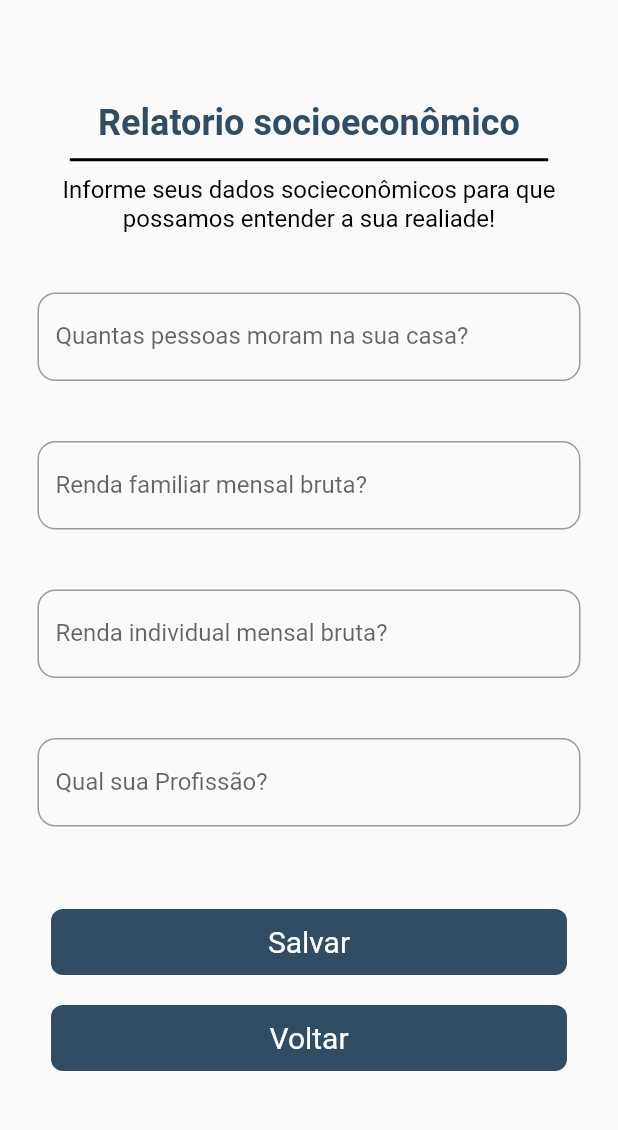
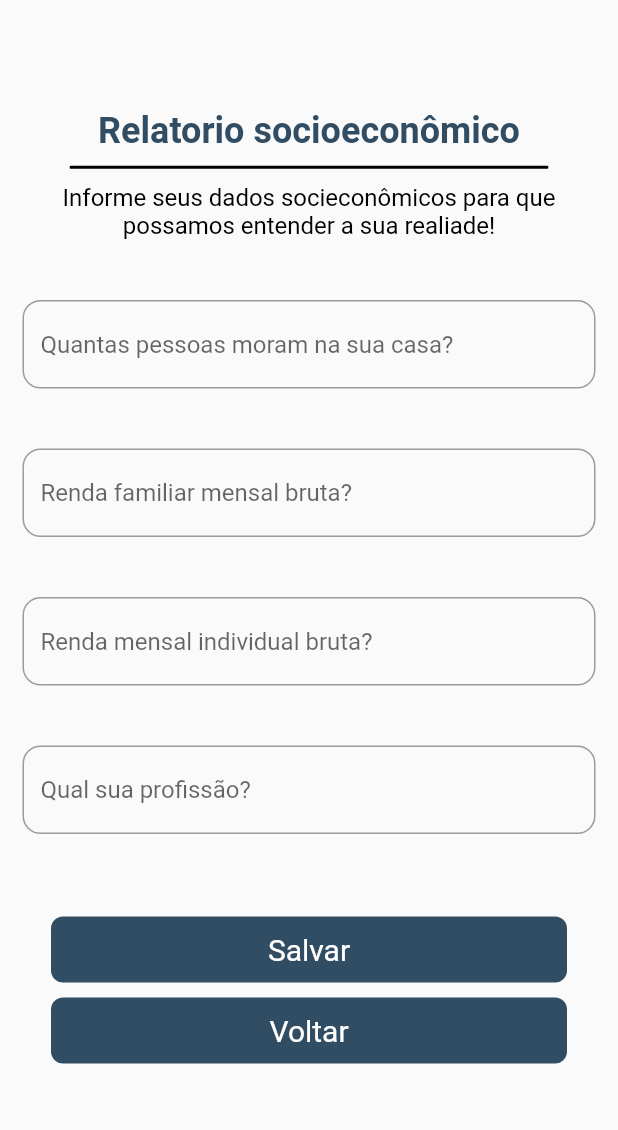
Before and after one commit to luiz-alencar/med-facil, a Flutter app: the RelatorioSocioeconomicoPage screen opened by its route, on a phone screen of 412 x 824 dp, the part 84-1214 px from its top. Run offline on Flutter 3.47's test engine with Material 2 defaults, Android fonts, the light colour scheme and no system bars; our stand-ins replace brasil_fields, parse_server_sdk_flutter; missing offline and left inert: non_uniform_border; Roboto replaces fonts that are missing (Palanquin Dark, Quicksand).

Commit message:
relatório sócio econômico 100% funcional!!

```diff
--- a/med-facil mobile/med_facil/lib/view/pages/cadastro_usuario.dart
+++ b/med-facil mobile/med_facil/lib/view/pages/cadastro_usuario.dart
@@ -7,7 +7,6 @@ import 'package:med_facil/view/components/botao_universal.dart';
 import 'package:med_facil/view/components/textfild_componente.dart';
 import 'package:med_facil/view/components/titulo_imagem.dart';
 import 'package:med_facil/view/helpers/rout.helper.dart';
-import 'package:med_facil/view/pages/login.dart';
 import 'package:parse_server_sdk_flutter/parse_server_sdk_flutter.dart';
 
 class CadastroUsuarioPage extends StatefulWidget {
--- a/med-facil mobile/med_facil/lib/view/pages/medicamentos_disponiveis.dart
+++ b/med-facil mobile/med_facil/lib/view/pages/medicamentos_disponiveis.dart
@@ -4,7 +4,6 @@ import 'package:flutter/material.dart';
 import 'package:med_facil/teste3.dart';
 import 'package:med_facil/view/components/appbar_secundaria.dart';
 import 'package:med_facil/view/components/botao_universal.dart';
-import 'package:med_facil/view/pages/menu.dart';
 import 'package:url_launcher/url_launcher.dart';
 
 class MedicamentosDisponiveisPage extends StatefulWidget {
--- a/med-facil mobile/med_facil/lib/view/pages/relatorio_socioeconomico.dart
+++ b/med-facil mobile/med_facil/lib/view/pages/relatorio_socioeconomico.dart
@@ -1,7 +1,9 @@
 import 'package:flutter/material.dart';
 import 'package:med_facil/view/components/appbar_secundaria.dart';
 import 'package:med_facil/view/components/botao_universal.dart';
+import 'package:med_facil/view/components/textfild_componente.dart';
 import 'package:med_facil/view/pages/menu.dart';
+import 'package:parse_server_sdk_flutter/parse_server_sdk_flutter.dart';
 
 class RelatorioSocioeconomicoPage extends StatefulWidget {
   const RelatorioSocioeconomicoPage({super.key});
@@ -12,13 +14,19 @@ class RelatorioSocioeconomicoPage extends StatefulWidget {
 }
 
 class _RelatorioSocioeconomicoState extends State<RelatorioSocioeconomicoPage> {
+  final _formkey = GlobalKey<FormState>();
+  final controllerRendafamiliar = TextEditingController();
+  final controllerRendaindividual = TextEditingController();
+  final controllerQuantidadepessoa = TextEditingController();
+  final controllerProfissao = TextEditingController();
+
   @override
   Widget build(BuildContext context) {
     return Scaffold(
-        appBar: appbarRetornaMenu(),
+      appBar: const appbarRetornaMenu(),
       body: Center(
         child: Padding(
-                padding: const EdgeInsets.all(25.0),
+          padding: const EdgeInsets.all(15.0),
           child: SingleChildScrollView(
             child: Column(
                 crossAxisAlignment: CrossAxisAlignment.center,
@@ -38,8 +46,7 @@ class _RelatorioSocioeconomicoState extends State<RelatorioSocioeconomicoPage> {
                           shape: RoundedRectangleBorder(
                               side: BorderSide(
                                   width: 1,
-                                      strokeAlign:
-                                          BorderSide.strokeAlignCenter)))),
+                                  strokeAlign: BorderSide.strokeAlignCenter)))),
                   const SizedBox(height: 10),
                   const Text(
                       'Informe seus dados socieconômicos para que possamos entender a sua realiade!',
@@ -51,49 +58,106 @@ class _RelatorioSocioeconomicoState extends State<RelatorioSocioeconomicoPage> {
                           fontWeight: FontWeight.w400,
                           height: 0)),
                   const SizedBox(height: 40),
-                      const Form(
-                          child: Column(children: [
-                        TextField(
-                            decoration: InputDecoration(
-                                label:
-                                    Text('Quantas pessoas moram na sua casa?'),
-                                border: OutlineInputBorder(
-                                    borderRadius: BorderRadius.all(
-                                        Radius.circular(12))))),
-                        SizedBox(height: 40),
-                        TextField(
-                            decoration: InputDecoration(
-                                label: Text('Renda familiar mensal bruta?'),
-                                border: OutlineInputBorder(
-                                    borderRadius: BorderRadius.all(
-                                        Radius.circular(12))))),
-                        SizedBox(height: 40),
-                        TextField(
-                            decoration: InputDecoration(
-                                label: Text('Renda individual mensal bruta?'),
-                                border: OutlineInputBorder(
-                                    borderRadius: BorderRadius.all(
-                                        Radius.circular(12))))),
-                        SizedBox(height: 40),
-                        TextField(
-                            decoration: InputDecoration(
-                                label: Text('Qual sua Profissão?'),
-                                border: OutlineInputBorder(
-                                    borderRadius:
-                                        BorderRadius.all(Radius.circular(12)))))
-                      ])),
+
+                  //formulario
+                  Form(
+                    key: _formkey,
+                    child: Column(
+                      children: [
+                        TextFieldComponente(
+                            hintText: 'Quantas pessoas moram na sua casa?',
+                            obscureText: false,
+                            controller: controllerQuantidadepessoa,
+                            validator: (value) => validate(value),
+                            keyboardType: TextInputType.text),
+                        const SizedBox(height: 40),
+                        TextFieldComponente(
+                            hintText: 'Renda familiar mensal bruta?',
+                            obscureText: false,
+                            validator: (value) => validate(value),
+                            controller: controllerRendafamiliar,
+                            keyboardType: TextInputType.text),
+                        const SizedBox(height: 40),
+                        TextFieldComponente(
+                            hintText: 'Renda mensal individual bruta?',
+                            obscureText: false,
+                            controller: controllerRendaindividual,
+                            validator: (value) => validate(value),
+                            keyboardType: TextInputType.text),
+                        const SizedBox(height: 40),
+                        TextFieldComponente(
+                            hintText: 'Qual sua profissão?',
+                            obscureText: false,
+                            controller: controllerProfissao,
+                            validator: (value) => validate(value),
+                            keyboardType: TextInputType.text),
+                      ],
+                    ),
+                  ),
                   const SizedBox(height: 55),
+
+                  //botoes
                   BotaoUniversal(
-                          buttonText: 'Salvar',
-                          onTapButton: () {
-                            Navigator.of(context).pop();
-                          }),
-                      const SizedBox(height: 20),
+                      buttonText: 'Salvar', onTapButton: () => novo()),
+                  const SizedBox(height: 10),
                   BotaoUniversal(
                       buttonText: 'Voltar',
                       onTapButton: () {
                         Navigator.of(context).pop();
+                      }),
+                ]),
+          ),
+        ),
+      ),
+    );
+  }
+
+  String? validate(String? value) {
+    if (value == null || value.isEmpty) {
+      return "* Campo Obrigatorio";
+    }
+    return null;
+  }
+
+  void showSuccess(String message) {
+    showDialog(
+        context: context,
+        builder: (BuildContext context) {
+          return AlertDialog(
+              title: const Text("Dados salvos!"),
+              content: Text(message),
+              actions: <Widget>[
+                TextButton(
+                    child: const Text("OK"),
+                    onPressed: () {
+                      Navigator.push(
+                          context,
+                          MaterialPageRoute(
+                              builder: (context) => const MenuPage()));
                     })
-                    ])))));
+              ]);
+        });
+  }
+
+  void novo() async {
+    if (!_formkey.currentState!.validate()) {
+      return;
+    }
+    final quantPessoa = controllerQuantidadepessoa.text.trim();
+    final rendaFamilia = controllerRendafamiliar.text.trim();
+    final rendaIndividual = controllerRendaindividual.text.trim();
+    final profissao = controllerProfissao.text.trim();
+
+    final relatorio = ParseObject('Relatorio');
+
+    relatorio.set<int>("quantPessoa", int.parse(quantPessoa));
+    relatorio.set<int>("rendaFamilia", int.parse(rendaFamilia));
+    relatorio.set<int>("rendaIndividual", int.parse(rendaIndividual));
+    relatorio.set<String>("profissao", profissao);
+
+    var response = await relatorio.save();
+    if (response.success) {
+      showSuccess("Parabéns!");
     }
   }
+}
```
Lines whose indentation alone changed are shown as unchanged.
